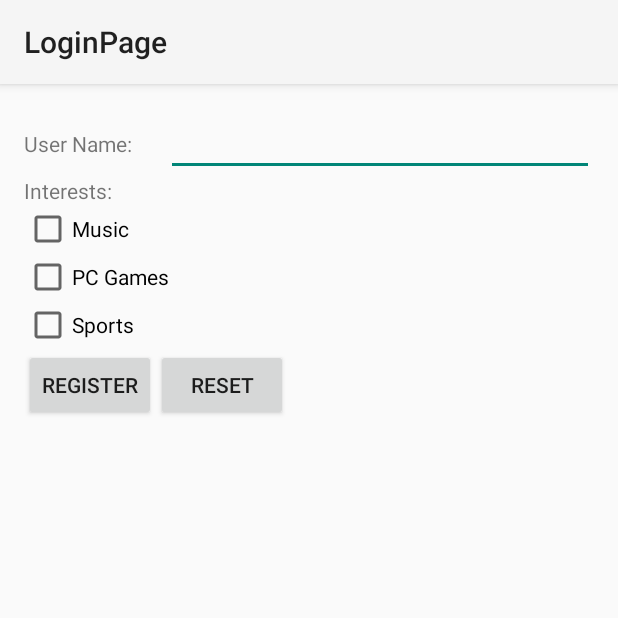
After one commit to RobotCharlie/login_page, an Android app: the RegisterActivity screen opened directly, with no data from a screen before it, on a phone screen of 412 x 824 dp, the top half of it. The commit adds this screen. Run offline under Robolectric (Android 15) with nearby library versions, the phone set to English and light mode, and no system bars; network calls fail.

Commit message:
doing register page UI

```diff
--- a/LoginPage/LoginPage/app/src/main/AndroidManifest.xml
+++ b/LoginPage/LoginPage/app/src/main/AndroidManifest.xml
@@ -18,6 +18,15 @@
                 <category android:name="android.intent.category.LAUNCHER" />
             </intent-filter>
         </activity>
+        <activity
+            android:name=".RegisterActivity"
+            android:label="@string/app_name" >
+            <intent-filter>
+                <action android:name="android.intent.action.MAIN" />
+
+                <category android:name="android.intent.category.DEFAULT" />
+            </intent-filter>
+        </activity>
     </application>
 
 </manifest>
--- /dev/null
+++ b/LoginPage/LoginPage/app/src/main/java/com/example/charlesgao/loginpage/RegisterActivity.java
@@ -0,0 +1,38 @@
+package com.example.charlesgao.loginpage;
+
+import android.app.Activity;
+import android.net.Uri;
+import android.os.Bundle;
+import android.widget.Button;
+import android.widget.CheckBox;
+import android.widget.EditText;
+
+/**
+ * Created by CharlesGao on 15-08-13.
+ */
+public class RegisterActivity extends Activity {
+
+    private EditText et_LoginName;
+    private CheckBox cb_PCgame;
+    private CheckBox cb_Music;
+    private CheckBox cb_Sports;
+    private Button bt_Register;
+    private Button bt_Reset;
+
+    private void init(){
+        this.bt_Register = (Button)this.findViewById(R.id.id_bt_register);
+        this.bt_Reset = (Button)this.findViewById(R.id.id_bt_reset);
+        this.cb_Music = (CheckBox)this.findViewById(R.id.id_cb_music);
+        this.cb_PCgame =(CheckBox)this.findViewById(R.id.id_cb_pcgame);
+        this.cb_Sports = (CheckBox)this.findViewById(R.id.id_cb_sports);
+    }
+
+    @Override
+    protected void onCreate(Bundle savedInstanceState) {
+        super.onCreate(savedInstanceState);
+        setContentView(R.layout.activity_register);
+
+        init();
+
+    }
+}
--- /dev/null
+++ b/LoginPage/LoginPage/app/src/main/res/layout/activity_register.xml
@@ -0,0 +1,92 @@
+<?xml version="1.0" encoding="utf-8"?>
+<LinearLayout xmlns:android="http://schemas.android.com/apk/res/android"
+              android:layout_width="match_parent"
+              android:layout_height="match_parent"
+              android:paddingBottom="@dimen/activity_vertical_margin"
+              android:paddingTop="@dimen/activity_vertical_margin"
+              android:paddingLeft="@dimen/activity_horizontal_margin"
+              android:paddingRight="@dimen/activity_horizontal_margin"
+              android:orientation="vertical">
+
+    <LinearLayout android:layout_height="wrap_content"
+                  android:layout_width="match_parent"
+                  android:orientation="horizontal">
+
+        <TextView
+            android:layout_width="0dp"
+            android:layout_height="wrap_content"
+            android:layout_gravity="top"
+            android:layout_weight="1"
+            android:text="@string/tv_login_name"
+            android:textSize="14dp"
+            />
+
+        <EditText
+            android:id="@+id/id_et_login_name"
+            android:layout_height="wrap_content"
+            android:layout_width="0dp"
+            android:layout_weight="3"
+            android:inputType="text"
+            />
+
+    </LinearLayout>
+
+    <LinearLayout android:layout_height="wrap_content"
+                  android:layout_width="match_parent"
+                  android:orientation="vertical">
+
+        <TextView
+            android:layout_width="wrap_content"
+            android:layout_height="wrap_content"
+            android:text="@string/et_interests"
+            android:layout_gravity="bottom"
+            android:textSize="14dp"
+            />
+
+        <CheckBox
+            android:id="@+id/id_cb_music"
+            android:layout_width="wrap_content"
+            android:layout_height="wrap_content"
+            android:text="@string/cb_music"
+            android:layout_gravity="bottom"
+            android:textSize="14dp"
+            />
+        <CheckBox
+            android:id="@+id/id_cb_pcgame"
+            android:layout_width="wrap_content"
+            android:layout_height="wrap_content"
+            android:text="@string/cb_PCgame"
+            android:textSize="14dp"
+            android:layout_gravity="bottom"/>
+        <CheckBox
+            android:id="@+id/id_cb_sports"
+            android:layout_width="wrap_content"
+            android:layout_height="wrap_content"
+            android:text="@string/cb_sports"
+            android:textSize="14dp"
+            android:layout_gravity="bottom"/>
+    </LinearLayout>
+
+
+    <LinearLayout
+        android:layout_height="wrap_content"
+        android:layout_width="wrap_content"
+        android:orientation="horizontal"
+        android:layout_centerHorizontal="true">
+
+        <Button
+            android:layout_width="wrap_content"
+            android:layout_height="wrap_content"
+            android:text="@string/bt_register"
+            android:id="@+id/id_bt_register"/>
+
+        <Button
+            android:layout_height="wrap_content"
+            android:layout_width="wrap_content"
+            android:text="@string/bt_reset"
+            android:id="@+id/id_bt_reset"/>
+    </LinearLayout>
+
+
+
+</LinearLayout>
--- a/LoginPage/LoginPage/app/src/main/res/values/strings.xml
+++ b/LoginPage/LoginPage/app/src/main/res/values/strings.xml
@@ -7,5 +7,10 @@
     <string name="tv_login_password"> Password: </string>
     <string name="bt_login">LOGIN</string>
     <string name="bt_reset">RESET</string>
+    <string name="et_interests">Interests: </string>
+    <string name="cb_PCgame">PC Games</string>
+    <string name="cb_music">Music</string>
+    <string name="cb_sports">Sports</string>
+    <string name="bt_register">Register</string>
 
 </resources>
```
Also changed, not shown: 1 other file.
